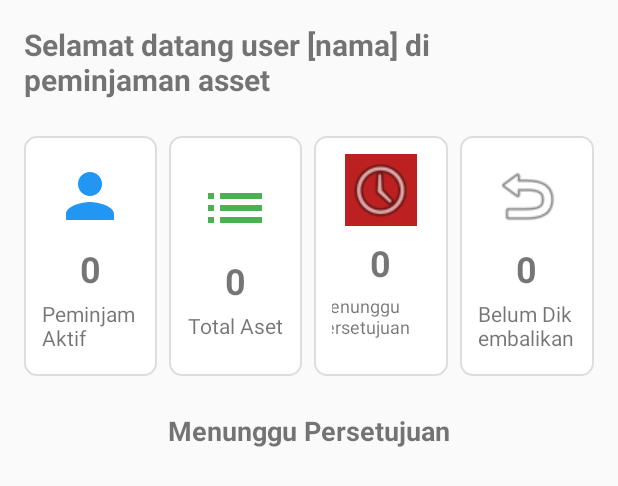
After one commit to NabilZulfalah/ASPAJ, an Android app built with Jetpack Compose: the layout activity_dashboard.xml on its own in the app's theme, with its tools: preview values and no code run, on a phone screen of 412 x 824 dp. The commit adds this screen. Shown: the top 486 px of the screen. Run offline under Robolectric (Android 15) with nearby library versions, the phone set to English and light mode, and no system bars; network calls fail.

Commit message:
tampilan dashbord

```diff
--- a/app/src/main/java/com/example/androidphpmysql/Constants.java
+++ b/app/src/main/java/com/example/androidphpmysql/Constants.java
@@ -1,7 +1,7 @@
 package com.example.androidphpmysql;
 
 public class Constants {
-    private static final String ROOT_URL = "http://192.168.4.11/Android/v1/";
+    private static final String ROOT_URL = "http://192.168.4.143/Android/v1/";
 
     public static final String URL_REGISTER = ROOT_URL + "registerUser.php";
     public static final String URL_LOGIN = ROOT_URL + "loginUser.php";
--- a/app/src/main/java/com/example/androidphpmysql/LoginActivity.java
+++ b/app/src/main/java/com/example/androidphpmysql/LoginActivity.java
@@ -87,7 +87,7 @@ public class LoginActivity extends AppCompatActivity implements View.OnClickList
                                                 userJson.getString("email")
                                         );
 
-                                startActivity(new Intent(getApplicationContext(), ProfileActivity.class));
+startActivity(new Intent(getApplicationContext(), DashboardActivity.class));
                                 finish();
                             } else {
                                 Toast.makeText(
--- a/app/src/main/java/com/example/androidphpmysql/ProfileActivity.java
+++ b/app/src/main/java/com/example/androidphpmysql/ProfileActivity.java
@@ -72,9 +72,6 @@ public class ProfileActivity extends AppCompatActivity {
         } else if (id == R.id.menuSettings) {
             Toast.makeText(this, "You clicked settings", Toast.LENGTH_LONG).show();
             return true;
-        } else if (id == R.id.menuKelolaAset) {
-            startActivity(new Intent(this, AssetManagementActivity.class));
-            return true;
         }
 
         return super.onOptionsItemSelected(item);
--- /dev/null
+++ b/app/src/main/res/drawable/card_background.xml
@@ -0,0 +1,14 @@
+<?xml version="1.0" encoding="utf-8"?>
+<shape xmlns:android="http://schemas.android.com/apk/res/android"
+    android:shape="rectangle">
+    <solid android:color="#FFFFFF" />
+    <corners android:radius="8dp" />
+    <stroke
+        android:width="1dp"
+        android:color="#DDDDDD" />
+    <padding
+        android:left="8dp"
+        android:top="8dp"
+        android:right="8dp"
+        android:bottom="8dp" />
+</shape>
--- /dev/null
+++ b/app/src/main/res/drawable/ic_peminjam_aktif.xml
@@ -0,0 +1,9 @@
+<vector xmlns:android="http://schemas.android.com/apk/res/android"
+    android:width="48dp"
+    android:height="48dp"
+    android:viewportWidth="24"
+    android:viewportHeight="24">
+    <path
+        android:fillColor="#2196F3"
+        android:pathData="M12,12c2.21,0 4,-1.79 4,-4s-1.79,-4 -4,-4 -4,1.79 -4,4 1.79,4 4,4zM12,14c-2.67,0 -8,1.34 -8,4v2h16v-2c0,-2.66 -5.33,-4 -8,-4z"/>
+</vector>
--- /dev/null
+++ b/app/src/main/res/drawable/ic_total_aset.xml
@@ -0,0 +1,9 @@
+<vector xmlns:android="http://schemas.android.com/apk/res/android"
+    android:width="48dp"
+    android:height="48dp"
+    android:viewportWidth="24"
+    android:viewportHeight="24">
+    <path
+        android:fillColor="#4CAF50"
+        android:pathData="M3,13h2v-2H3v2zm0,4h2v-2H3v2zm0-8h2V7H3v2zm4,4h14v-2H7v2zm0,4h14v-2H7v2zm0-10v2h14V7H7z"/>
+</vector>
--- /dev/null
+++ b/app/src/main/res/layout/activity_dashboard.xml
@@ -0,0 +1,186 @@
+<?xml version="1.0" encoding="utf-8"?>
+<ScrollView xmlns:android="http://schemas.android.com/apk/res/android"
+    android:id="@+id/scrollView"
+    android:layout_width="match_parent"
+    android:layout_height="match_parent"
+    android:padding="16dp">
+
+    <LinearLayout
+        android:layout_width="match_parent"
+        android:layout_height="wrap_content"
+        android:orientation="vertical"
+        android:gravity="center_horizontal">
+
+        <!-- Welcome Text -->
+
+        <!-- Cards container -->
+
+        <TextView
+            android:id="@+id/textViewWelcome"
+            android:layout_width="wrap_content"
+            android:layout_height="wrap_content"
+            android:layout_marginBottom="24dp"
+            android:text="Selamat datang user [nama] di peminjaman asset"
+            android:textSize="20sp"
+            android:textStyle="bold" />
+
+        <LinearLayout
+            android:layout_width="match_parent"
+            android:layout_height="wrap_content"
+            android:orientation="horizontal"
+            android:weightSum="4"
+            android:layout_marginBottom="24dp">
+
+            <!-- Peminjam Aktif Card -->
+            <LinearLayout
+                android:layout_width="0dp"
+                android:layout_height="match_parent"
+                android:layout_marginEnd="8dp"
+                android:layout_weight="1"
+                android:background="@drawable/card_background"
+                android:gravity="center"
+                android:orientation="vertical"
+                android:padding="12dp">
+
+                <ImageView
+                    android:layout_width="48dp"
+                    android:layout_height="48dp"
+                    android:contentDescription="Peminjam Aktif"
+                    android:src="@drawable/ic_peminjam_aktif" />
+
+                <TextView
+                    android:id="@+id/textViewPeminjamAktif"
+                    android:layout_width="wrap_content"
+                    android:layout_height="wrap_content"
+                    android:layout_marginTop="8dp"
+                    android:text="0"
+                    android:textSize="24sp"
+                    android:textStyle="bold" />
+
+                <TextView
+                    android:layout_width="wrap_content"
+                    android:layout_height="wrap_content"
+                    android:layout_marginTop="4dp"
+                    android:text="Peminjam Aktif"
+                    android:textSize="14sp" />
+            </LinearLayout>
+
+            <!-- Total Aset Card -->
+            <LinearLayout
+                android:layout_width="0dp"
+                android:layout_height="match_parent"
+                android:layout_marginEnd="8dp"
+                android:layout_weight="1"
+                android:background="@drawable/card_background"
+                android:gravity="center"
+                android:orientation="vertical"
+                android:padding="12dp">
+
+                <ImageView
+                    android:layout_width="48dp"
+                    android:layout_height="48dp"
+                    android:contentDescription="Total Aset"
+                    android:src="@drawable/ic_total_aset" />
+
+                <TextView
+                    android:id="@+id/textViewTotalAset"
+                    android:layout_width="wrap_content"
+                    android:layout_height="wrap_content"
+                    android:layout_marginTop="8dp"
+                    android:text="0"
+                    android:textSize="24sp"
+                    android:textStyle="bold" />
+
+                <TextView
+                    android:layout_width="wrap_content"
+                    android:layout_height="wrap_content"
+                    android:layout_marginTop="4dp"
+                    android:text="Total Aset"
+                    android:textSize="14sp" />
+            </LinearLayout>
+
+            <!-- Menunggu Persetujuan Card -->
+            <LinearLayout
+                android:layout_weight="1"
+                android:layout_width="0dp"
+                android:layout_height="wrap_content"
+                android:orientation="vertical"
+                android:background="@drawable/card_background"
+                android:padding="12dp"
+                android:layout_marginEnd="8dp"
+                android:gravity="center">
+
+                <ImageView
+                    android:layout_width="48dp"
+                    android:layout_height="48dp"
+                    android:background="#BD2020"
+                    android:contentDescription="Menunggu Persetujuan"
+                    android:src="@android:drawable/ic_menu_recent_history" />
+
+                <TextView
+                    android:id="@+id/textViewMenungguPersetujuan"
+                    android:layout_width="wrap_content"
+                    android:layout_height="wrap_content"
+                    android:text="0"
+                    android:textSize="24sp"
+                    android:textStyle="bold"
+                    android:layout_marginTop="8dp" />
+
+                <TextView
+                    android:layout_width="89dp"
+                    android:layout_height="43dp"
+                    android:layout_marginTop="4dp"
+                    android:text="Menunggu Persetujuan"
+                    android:textSize="12sp" />
+            </LinearLayout>
+
+            <!-- Belum Dikembalikan Card -->
+            <LinearLayout
+                android:layout_width="0dp"
+                android:layout_height="match_parent"
+                android:layout_weight="1"
+                android:background="@drawable/card_background"
+                android:gravity="center"
+                android:orientation="vertical"
+                android:padding="12dp">
+
+                <ImageView
+                    android:layout_width="48dp"
+                    android:layout_height="48dp"
+                    android:contentDescription="Belum Dikembalikan"
+                    android:src="@android:drawable/ic_menu_revert" />
+
+                <TextView
+                    android:id="@+id/textViewBelumDikembalikan"
+                    android:layout_width="wrap_content"
+                    android:layout_height="wrap_content"
+                    android:layout_marginTop="8dp"
+                    android:text="0"
+                    android:textSize="24sp"
+                    android:textStyle="bold" />
+
+                <TextView
+                    android:layout_width="wrap_content"
+                    android:layout_height="wrap_content"
+                    android:layout_marginTop="4dp"
+                    android:text="Belum Dikembalikan"
+                    android:textSize="14sp" />
+            </LinearLayout>
+        </LinearLayout>
+
+        <!-- Pending Borrowings Table -->
+        <TextView
+            android:layout_width="wrap_content"
+            android:layout_height="wrap_content"
+            android:text="Menunggu Persetujuan"
+            android:textSize="18sp"
+            android:textStyle="bold"
+            android:layout_marginBottom="8dp" />
+
+        <androidx.recyclerview.widget.RecyclerView
+            android:id="@+id/recyclerViewPending"
+            android:layout_width="match_parent"
+            android:layout_height="wrap_content" />
+
+    </LinearLayout>
+</ScrollView>
```
Also changed, not shown: app/src/main/AndroidManifest.xml (+6 -4 lines), app/src/main/java/com/example/androidphpmysql/DashboardActivity.java (added, +157 -0 lines), app/src/main/java/com/example/androidphpmysql/adapters/PendingBorrowingsAdapter.java (added, +83 -0 lines), app/src/main/java/com/example/androidphpmysql/models/Borrowing.java (added, +57 -0 lines), app/src/main/res/drawable/ic_belum_dikembalikan.xml (added, +9 -0 lines), app/src/main/res/drawable/ic_menunggu_persetujuan.xml (added, +9 -0 lines), app/src/main/res/layout/item_pending_borrowing.xml (added, +36 -0 lines).
